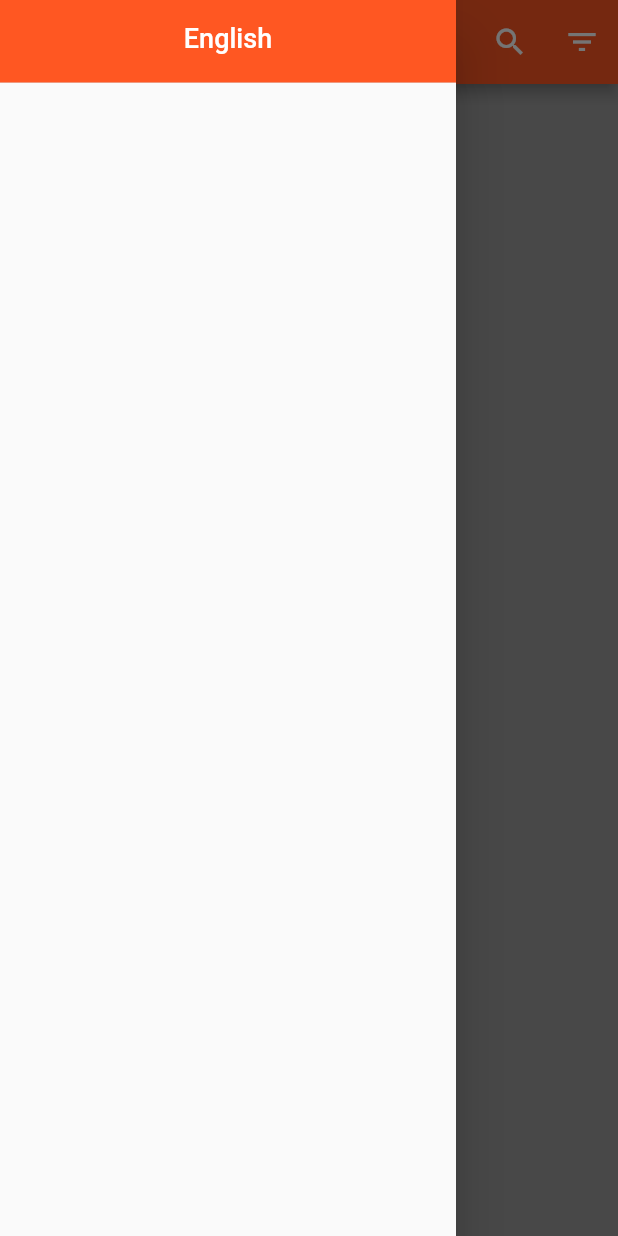
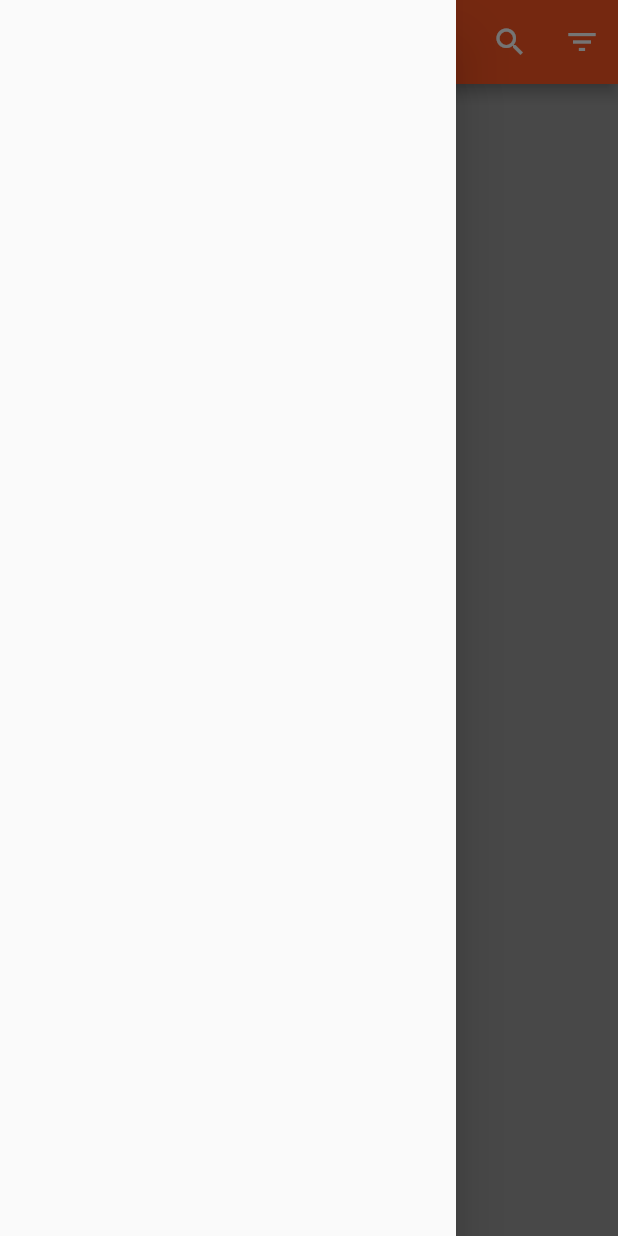
Before and after one commit to sourav-khunger/pushoose_flutter, a Flutter app: the screen it shows after launch, with the side drawer open, on a phone screen of 412 x 824 dp. Run offline on Flutter 3.47's test engine with Material 2 defaults, Android fonts, the phone set to English and light mode, and no system bars; our stand-ins replace cached_network_image, carousel_slider, equatable, fluttertoast; missing offline and left inert: flutter_custom_tabs, multilevel_drawer, translator; network calls fail.

Commit message:
update home.dart language selection

```diff
--- a/lib/home.dart
+++ b/lib/home.dart
@@ -444,34 +444,34 @@ class _HomeState extends State<Home> {
       drawer: new Drawer(
         child: ListView(
           children: <Widget>[
-            Container(
-              height: 55.0,
-              child: DrawerHeader(
-                  child: GestureDetector(
-                    onTap: () {
-                      // print("onTap called.");
-                      setState(() {
-                        pressed = !pressed;
-                        if (!pressed) {
-                        } else {}
-                      });
-                    },
-                    child: pressed
-                        ? Text(
-                            "French",
-                            textAlign: TextAlign.center,
-                            style: TextStyle(color: Colors.white, fontSize: 18),
-                          )
-                        : Text(
-                            "English",
-                            textAlign: TextAlign.center,
-                            style: TextStyle(color: Colors.white, fontSize: 18),
-                          ),
-                  ),
-                  decoration: BoxDecoration(color: Colors.deepOrange),
-                  margin: EdgeInsets.all(0.0),
-                  padding: EdgeInsets.all(15.0)),
-            ),
+            // Container(
+            //   height: 55.0,
+            //   child: DrawerHeader(
+            //       child: GestureDetector(
+            //         onTap: () {
+            //           // print("onTap called.");
+            //           setState(() {
+            //             pressed = !pressed;
+            //             if (!pressed) {
+            //             } else {}
+            //           });
+            //         },
+            //         child: pressed
+            //             ? Text(
+            //                 "French",
+            //                 textAlign: TextAlign.center,
+            //                 style: TextStyle(color: Colors.white, fontSize: 18),
+            //               )
+            //             : Text(
+            //                 "English",
+            //                 textAlign: TextAlign.center,
+            //                 style: TextStyle(color: Colors.white, fontSize: 18),
+            //               ),
+            //       ),
+            //       decoration: BoxDecoration(color: Colors.deepOrange),
+            //       margin: EdgeInsets.all(0.0),
+            //       padding: EdgeInsets.all(15.0)),
+            // ),
             ConstrainedBox(
               constraints: BoxConstraints(maxHeight: 1000),
               child: Expanded(
```
